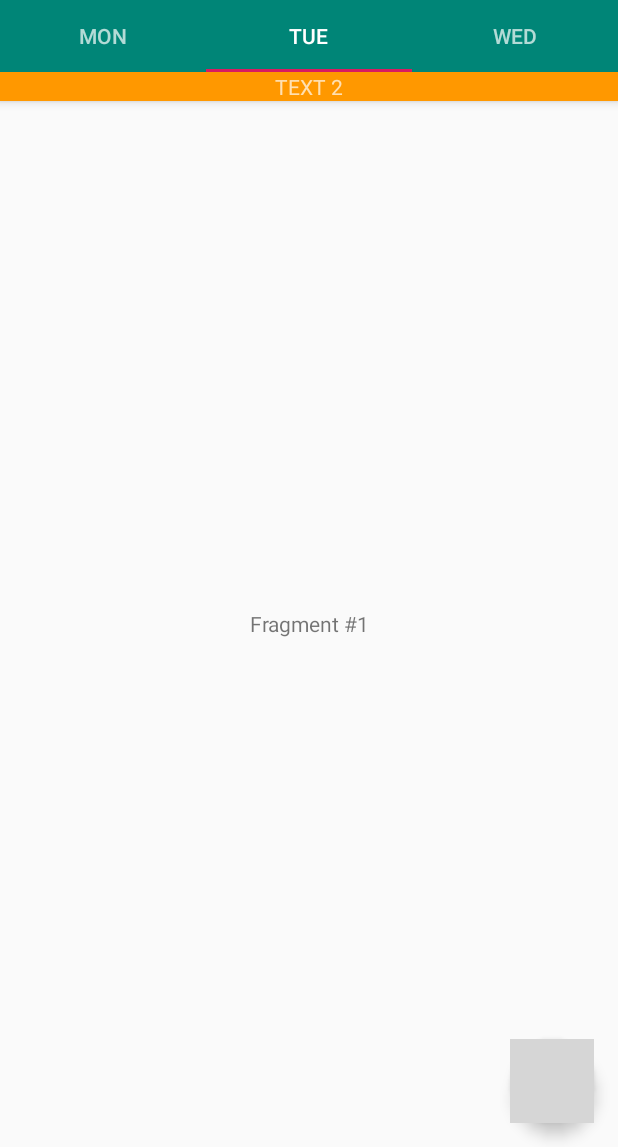
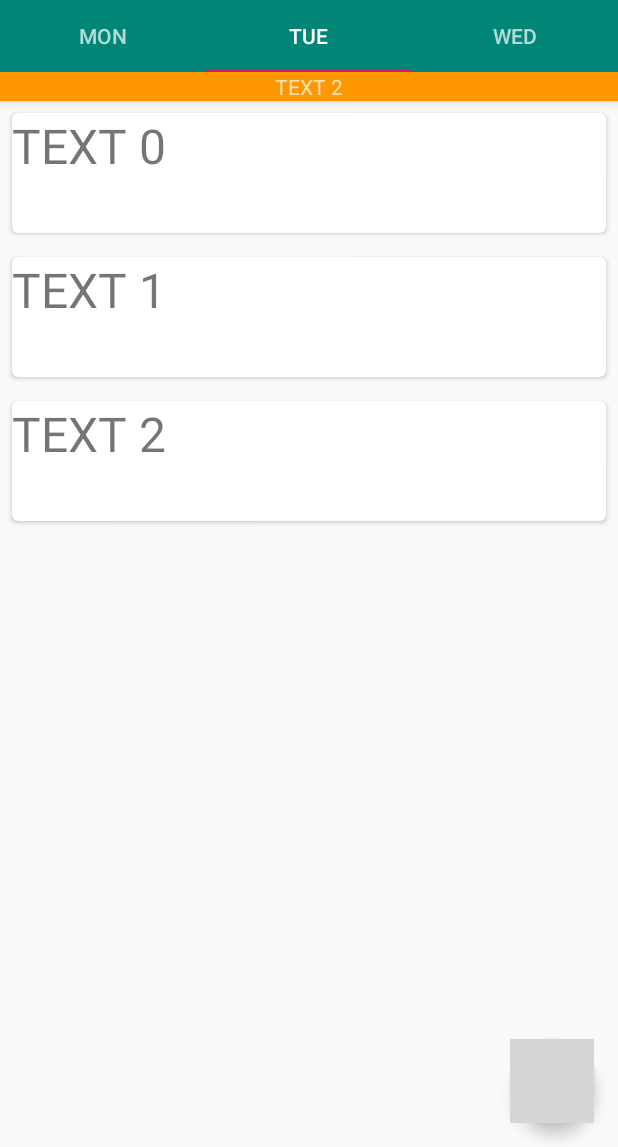
Before and after one commit to suplookie/Madcamp3, an Android app: the screen it shows after launch (MainActivity), tab 2 chosen, on a phone screen of 412 x 824 dp, the part 89-1236 px from its top. Run offline under Robolectric (Android 15) with nearby library versions, the phone set to English and light mode, and no system bars; grey boxes are pictures that could not be loaded.

Commit message:
second tab recycle layout

```diff
--- /dev/null
+++ b/app/src/main/java/com/example/madcamp/CardAdapter.java
@@ -0,0 +1,55 @@
+package com.example.madcamp;
+
+import android.content.Context;
+import android.view.LayoutInflater;
+import android.view.View;
+import android.view.ViewGroup;
+import android.widget.ImageView;
+import android.widget.TextView;
+
+import androidx.annotation.NonNull;
+import androidx.recyclerview.widget.RecyclerView;
+
+import java.util.ArrayList;
+
+public class CardAdapter extends RecyclerView.Adapter<CardAdapter.ViewHolder> {
+
+    private ArrayList<String> mData = null ;
+
+    public class ViewHolder extends RecyclerView.ViewHolder {
+        TextView imageView1;
+
+        ViewHolder(View itemView) {
+            super(itemView);
+            imageView1 = itemView.findViewById(R.id.iv_photo);
+        }
+    }
+    CardAdapter(ArrayList<String> list) {
+        mData = list ;
+    }
+
+    @NonNull
+    @Override
+    public CardAdapter.ViewHolder onCreateViewHolder(@NonNull ViewGroup parent, int viewType) {
+        Context context = parent.getContext() ;
+        LayoutInflater inflater = (LayoutInflater) context.getSystemService(Context.LAYOUT_INFLATER_SERVICE) ;
+
+        View view = inflater.inflate(R.layout.card, parent, false) ;
+        CardAdapter.ViewHolder vh = new CardAdapter.ViewHolder(view) ;
+
+
+
+        return vh ;
+    }
+
+    @Override
+    public void onBindViewHolder(@NonNull CardAdapter.ViewHolder holder, int position) {
+        String text = mData.get(position) ;
+        holder.imageView1.setText(text) ;
+    }
+
+    @Override
+    public int getItemCount() {
+        return mData.size() ;
+    }
+}
--- a/app/src/main/java/com/example/madcamp/SecondFragment.java
+++ b/app/src/main/java/com/example/madcamp/SecondFragment.java
@@ -4,8 +4,17 @@ package com.example.madcamp;
         import android.view.LayoutInflater;
         import android.view.View;
         import android.view.ViewGroup;
+        import android.widget.ImageView;
 
+        import androidx.annotation.NonNull;
         import androidx.fragment.app.Fragment;
+        import androidx.recyclerview.widget.LinearLayoutManager;
+        import androidx.recyclerview.widget.RecyclerView;
+
+        import com.google.android.material.floatingactionbutton.FloatingActionButton;
+        import com.google.android.material.snackbar.Snackbar;
+
+        import java.util.ArrayList;
 
 public class SecondFragment extends Fragment {
 
@@ -17,7 +26,40 @@ public class SecondFragment extends Fragment {
     }
 
     @Override
-    public View onCreateView(LayoutInflater inflater, ViewGroup container, Bundle savedInstanceState) {
-        return inflater.inflate(R.layout.fragment_second, container, false);
+    public View onCreateView(@NonNull LayoutInflater inflater, ViewGroup container, Bundle savedInstanceState) {
+        View view = inflater.inflate(R.layout.fragment_second, container, false);
+        View main = inflater.inflate(R.layout.activity_main, container, false);
+
+        final ArrayList<String> list = new ArrayList<>();
+        for (int i=0; i<3; i++) {
+            list.add(String.format("TEXT %d", i)) ;
+        }
+
+        // 리사이클러뷰에 LinearLayoutManager 객체 지정.
+        RecyclerView recyclerView = view.findViewById(R.id.recycle2) ;
+
+
+        recyclerView.setLayoutManager(new LinearLayoutManager(getActivity())) ;
+
+        // 리사이클러뷰에 SimpleTextAdapter 객체 지정.
+        final CardAdapter adapter = new CardAdapter(list) ;
+
+        FloatingActionButton fab = view.findViewById(R.id.fab);
+        fab.setOnClickListener(new View.OnClickListener() {
+            @Override
+            public void onClick(View view) {
+                list.add("JIII");
+                (adapter).notifyDataSetChanged();
+
+            }
+        });
+
+        recyclerView.setAdapter(adapter) ;
+
+
+        return view;
+
+
+        //return main;
     }
 }
--- /dev/null
+++ b/app/src/main/res/layout/card.xml
@@ -0,0 +1,28 @@
+<?xml version="1.0" encoding="utf-8"?>
+<LinearLayout xmlns:android="http://schemas.android.com/apk/res/android"
+    android:orientation="vertical" android:layout_width="match_parent"
+    android:layout_height="wrap_content">
+
+    <!-- A CardView that contains a TextView -->
+    <androidx.cardview.widget.CardView xmlns:card_view="http://schemas.android.com/apk/res-auto"
+        android:id="@+id/card_view"
+        android:layout_width="match_parent"
+        android:layout_height="80dp"
+        android:layout_gravity="center"
+        android:layout_margin="8dp"
+        card_view:cardCornerRadius="4dp">
+
+        <TextView
+            android:id="@+id/iv_photo"
+            android:layout_width="wrap_content"
+            android:layout_height="wrap_content"
+            android:textSize="32sp" />
+        <!--
+            android:src="@mipmap/ic_launcher"
+            android:layout_width="match_parent"
+            android:layout_height="match_parent" -->
+
+
+    </androidx.cardview.widget.CardView>
+
+</LinearLayout>
--- a/app/src/main/res/layout/fragment_second.xml
+++ b/app/src/main/res/layout/fragment_second.xml
@@ -1,4 +1,33 @@
 <?xml version="1.0" encoding="utf-8"?>
+<androidx.coordinatorlayout.widget.CoordinatorLayout xmlns:android="http://schemas.android.com/apk/res/android"
+xmlns:app="http://schemas.android.com/apk/res-auto"
+xmlns:tools="http://schemas.android.com/tools"
+android:layout_width="match_parent"
+android:layout_height="match_parent"
+tools:context="com.example.madcamp.MainActivity">
+
+    <androidx.recyclerview.widget.RecyclerView
+        android:id="@+id/recycle2"
+        android:layout_width="match_parent"
+        android:layout_height="wrap_content"
+        android:scrollbars="vertical" />
+
+
+
+
+<com.google.android.material.floatingactionbutton.FloatingActionButton
+    android:id="@+id/fab"
+    android:layout_width="wrap_content"
+    android:layout_height="wrap_content"
+    android:layout_gravity="bottom|end"
+    android:layout_margin="@dimen/fab_margin"
+    android:visibility="visible"
+    app:srcCompat="@drawable/image" />
+
+</androidx.coordinatorlayout.widget.CoordinatorLayout>
+
+
+    <!--<?xml version="1.0" encoding="utf-8"?>
 <LinearLayout xmlns:android="http://schemas.android.com/apk/res/android"
     android:orientation="vertical"
     android:layout_width="match_parent"
@@ -12,5 +41,28 @@
         android:text="Fragment #1"
 
         android:gravity="center" />
+    <ImageView
+        android:id="@+id/imageView2"
+        android:layout_width="match_parent"
+        android:layout_height="120dp"
+        android:layout_gravity="center_vertical|center_horizontal"
+        android:scaleType="fitCenter"
+        android:src="@drawable/ic_launcher_foreground" />
+    <androidx.recyclerview.widget.RecyclerView
+        android:id="@+id/recycle2"
+        android:layout_width="match_parent"
+        android:layout_height="wrap_content"
+        android:scrollbars="vertical" />
+    <ImageView
+        android:id="@+id/imageView"
+        android:layout_width="match_parent"
+        android:layout_height="300dp"
+        android:layout_gravity="center_vertical|center_horizontal"
+        android:scaleType="fitCenter"
+        android:src="@drawable/ic_launcher_foreground" />
+
+
+
 
 </LinearLayout>
+-->
```
